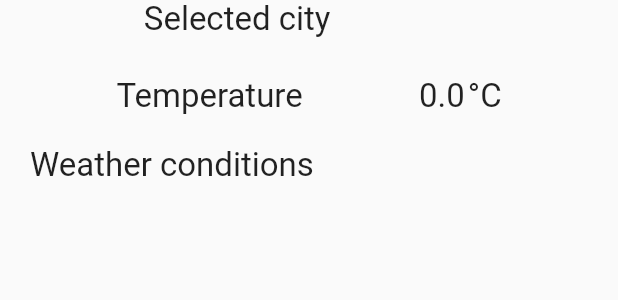
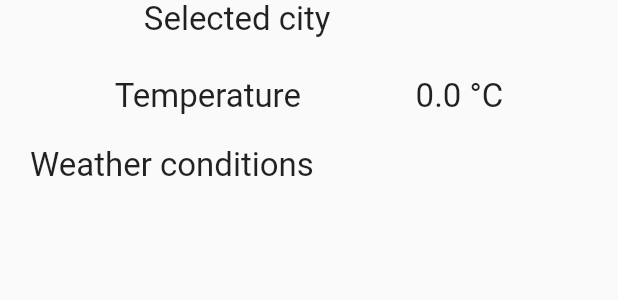
Before and after one commit to lukaszhak/moja_lodowka, a Flutter app: the _DisplayWeatherWidget widget shown alone on an empty page, opened directly with empty values, on a phone screen of 412 x 824 dp. Shown: the top 300 px of the screen. Run offline on Flutter 3.47's test engine with Material 2 defaults, Android fonts, the phone set to English and light mode, and no system bars; our stand-ins replace cloud_firestore, dio, firebase_auth, firebase_core, flutter_bloc, freezed_annotation and 3 more; accounts and stored records are empty; generated files the repository leaves out were written again; network calls fail.

Commit message:
Change temperature display in weather page

```diff
--- a/lib/features/home/pages/weather_page/weather_page.dart
+++ b/lib/features/home/pages/weather_page/weather_page.dart
@@ -126,20 +126,9 @@ class _DisplayWeatherWidget extends StatelessWidget {
                   AppLocalizations.of(context)!.temp,
                   style: const TextStyle(fontSize: 22),
                 ),
-                Row(
-                  children: [
-                    Text(
-                      weatherModel.temperature.toString(),
-                      style: const TextStyle(fontSize: 22),
-                    ),
-                    const SizedBox(
-                      width: 2,
-                    ),
-                    const Text(
-                      '°C',
-                      style: TextStyle(fontSize: 22),
-                    ),
-                  ],
+                Text(
+                  '${weatherModel.temperature} °C',
+                  style: const TextStyle(fontSize: 22),
                 ),
               ],
             ),
--- a/pubspec.yaml
+++ b/pubspec.yaml
@@ -40,7 +40,7 @@ dependencies:
   firebase_core: ^2.7.0
   cloud_firestore: ^4.4.3
   firebase_auth: ^4.2.9
-  flutter_bloc: ^8.1.1
+  flutter_bloc: ^8.1.2
   intl: ^0.17.0
   dio: ^5.0.1
   json_annotation: ^4.7.0
```
Also changed, not shown: 1 other file.
